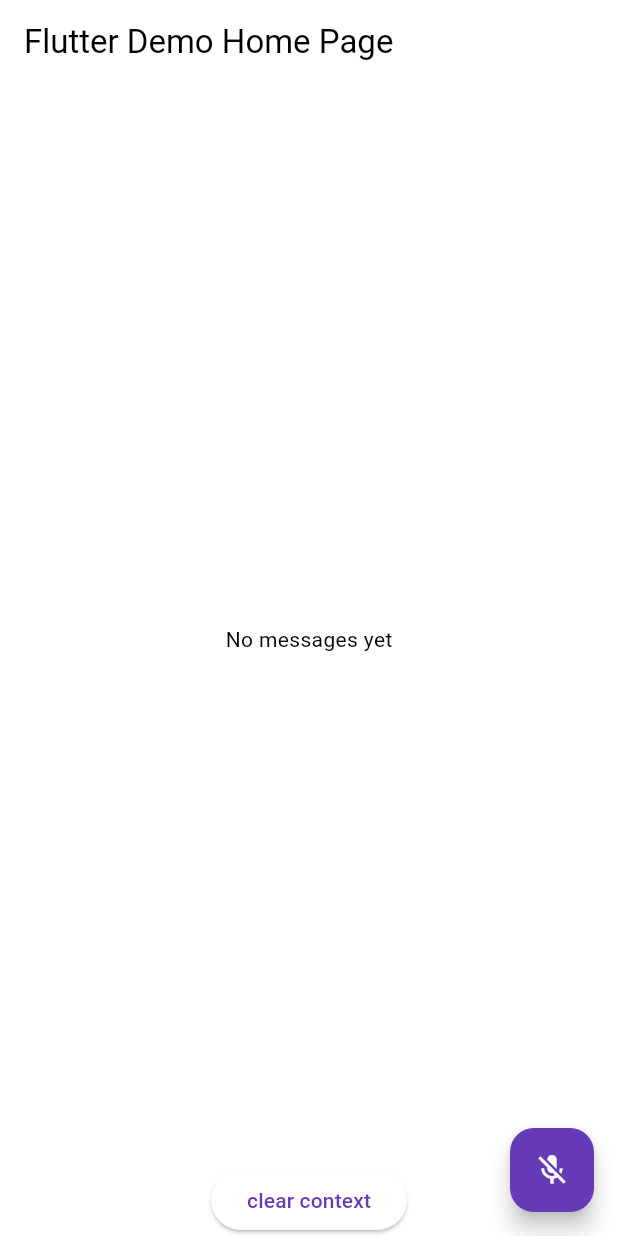
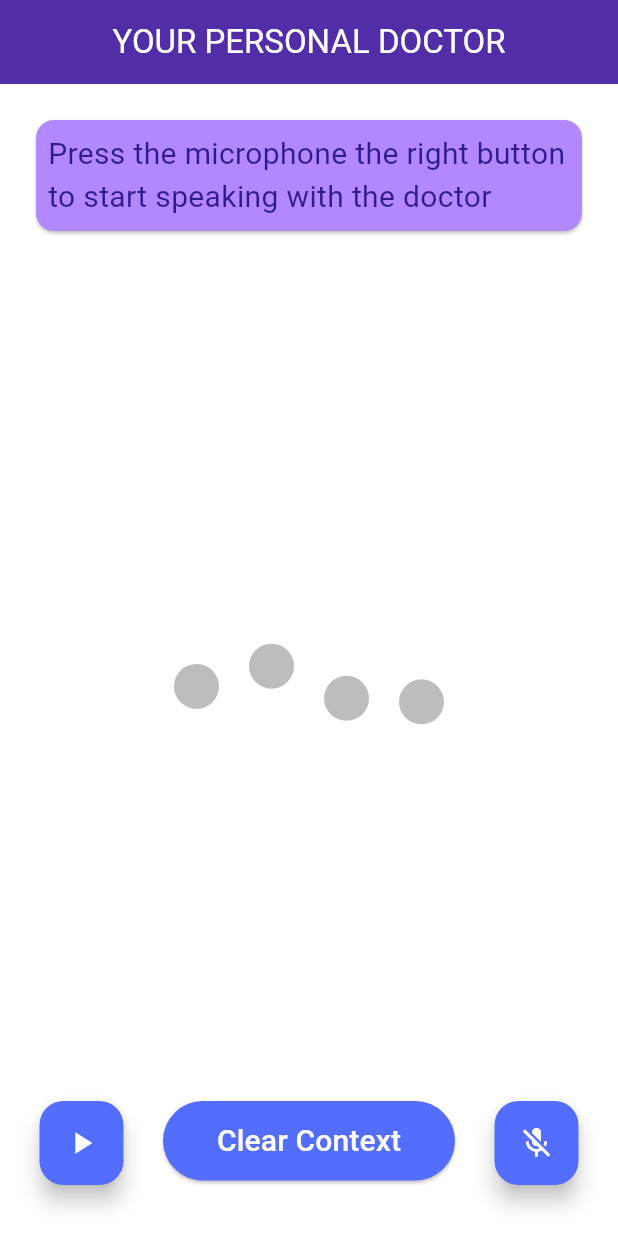
Before and after one commit to alanta335/agent, a Flutter app: the screen it shows after launch, after a tap on the "mic off" icon, on a phone screen of 412 x 824 dp. Run offline on Flutter 3.47's test engine with Material 3 defaults, Android fonts, the phone set to English and light mode, and no system bars; our stand-ins replace dio, flutter_bloc, flutter_dotenv, flutter_tts, speech_to_text.

```diff
--- a/lib/main.dart
+++ b/lib/main.dart
@@ -24,13 +24,16 @@ class MyApp extends StatelessWidget {
       child: BlocProvider(
         create: (context) => MessageBloc(context.read<PromptRepository>()),
         child: MaterialApp(
-          title: 'Flutter Demo',
+          debugShowCheckedModeBanner: false,
+          title: 'Free Doctor',
           theme: ThemeData(
               colorScheme:
                   ColorScheme.fromSwatch(primarySwatch: Colors.deepPurple),
-            // Note: useMaterial3 is deprecated
-          ),
-          home: const MyHomePage(title: 'Flutter Demo Home Page'),
+              appBarTheme: const AppBarTheme(
+                  color: Color.fromRGBO(81, 45, 168, 1),
+                  centerTitle: true,
+                  foregroundColor: Colors.white)),
+          home: const MyHomePage(title: 'YOUR PERSONAL DOCTOR'),
         ),
       ),
     );
@@ -51,7 +54,9 @@ class _MyHomePageState extends State<MyHomePage> with TickerProviderStateMixin {
 
   final SpeechToText _speechToText = SpeechToText();
   bool _speechEnabled = false;
+  bool _isTalking = false;
   String _lastWords = '';
+  String _spokenWords = "";
 
   late final List<AnimationController> _animationControllers;
   late final List<Animatable<Offset>> _animations;
@@ -71,7 +76,6 @@ class _MyHomePageState extends State<MyHomePage> with TickerProviderStateMixin {
   }
 
   void _startListening() async {
-    //_stop();
     await _speechToText.listen(
       onResult: _onSpeechResult,
       listenFor: const Duration(minutes: 1),
@@ -80,7 +84,6 @@ class _MyHomePageState extends State<MyHomePage> with TickerProviderStateMixin {
   }
 
   void _stopListening() async {
-    //_stop();
     await _speechToText.stop();
     setState(() {});
   }
@@ -93,11 +96,22 @@ class _MyHomePageState extends State<MyHomePage> with TickerProviderStateMixin {
   }
 
   void _speak(String text) async {
+    if (text != _spokenWords) {
       await _flutterTts.speak(text);
+      setState(() {
+        _spokenWords = text;
+        _isTalking = true;
+      });
+    }
   }
 
   void _stop() async {
+    if (_isTalking) {
       await _flutterTts.stop();
+      setState(() {
+        _isTalking = false;
+      });
+    }
   }
 
   void _initSetting() async {
@@ -148,7 +162,28 @@ class _MyHomePageState extends State<MyHomePage> with TickerProviderStateMixin {
       ),
       body: Column(
         children: [
-          Text(_lastWords),
+          Padding(
+            padding: const EdgeInsets.all(20.0),
+            child: Card(
+              color: Colors.deepPurpleAccent.shade100,
+              child: Padding(
+                padding: const EdgeInsets.all(8.0),
+                child: _speechToText.isListening
+                    ? Text(
+                        "Speak in to the microphone",
+                        style: TextStyle(
+                            color: Colors.deepPurple.shade900, fontSize: 20),
+                      )
+                    : Text(
+                        "Press the microphone the right button to start speaking with the doctor",
+                        style: TextStyle(
+                          color: Colors.deepPurple.shade900,
+                          fontSize: 20,
+                        ),
+                      ),
+              ),
+            ),
+          ),
           Expanded(
             child: Center(
               child: BlocBuilder<MessageBloc, MessageState>(
@@ -164,11 +199,19 @@ class _MyHomePageState extends State<MyHomePage> with TickerProviderStateMixin {
                             return _animationControllers[index]
                                 .drive(animatable);
                           }).toList(),
-                          color: const Color.fromARGB(255, 255, 0, 0));
+                          color: const Color.fromRGBO(83, 109, 254, 1));
                     } else {
-                      return const Text("No messages yet!");
+                      return LoadingWidget(
+                          offsetAnimations:
+                              _animations.asMap().entries.map((entry) {
+                            final index = entry.key;
+                            final animatable = entry.value;
+                            return _animationControllers[index]
+                                .drive(animatable);
+                          }).toList(),
+                          color: const Color.fromRGBO(189, 189, 189, 1));
                     }
-                  } else if (state is MessageLoading) {
+                  } else if (state is MessageFailure) {
                     return LoadingWidget(
                         offsetAnimations:
                             _animations.asMap().entries.map((entry) {
@@ -176,25 +219,57 @@ class _MyHomePageState extends State<MyHomePage> with TickerProviderStateMixin {
                           final animatable = entry.value;
                           return _animationControllers[index].drive(animatable);
                         }).toList(),
-                        color: const Color.fromARGB(255, 255, 255, 255));
-                  } else if (state is MessageFailure) {
-                    return Center(child: Text('Error: ${state.error}'));
+                        color: const Color.fromARGB(255, 255, 0, 0));
                   } else {
-                    return const Center(child: Text('No messages yet'));
+                    return LoadingWidget(
+                        offsetAnimations:
+                            _animations.asMap().entries.map((entry) {
+                          final index = entry.key;
+                          final animatable = entry.value;
+                          return _animationControllers[index].drive(animatable);
+                        }).toList(),
+                        color: const Color.fromRGBO(189, 189, 189, 1));
                   }
                 },
               ),
             ),
           ),
+          SizedBox(
+            height: 90,
+            child: Row(
+              mainAxisAlignment: MainAxisAlignment.spaceEvenly,
+              crossAxisAlignment: CrossAxisAlignment.start,
+              children: [
+                FloatingActionButton(
+                  onPressed: () => {
+                    if (_isTalking) {_stop()}
+                  },
+                  tooltip: 'Speaking',
+                  backgroundColor: const Color.fromRGBO(83, 109, 254, 1),
+                  child: Icon(_isTalking ? Icons.stop : Icons.play_arrow),
+                ),
                 ElevatedButton(
-              onPressed: () => context.read<MessageBloc>().add(MessageClear()),
-              child: const Text("clear context"))
-        ],
+                  onPressed: () =>
+                      context.read<MessageBloc>().add(MessageClear()),
+                  style: const ButtonStyle(
+                      backgroundColor: WidgetStatePropertyAll(
+                          Color.fromRGBO(83, 109, 254, 1)),
+                      foregroundColor: WidgetStatePropertyAll(Colors.white)),
+                  child: const Padding(
+                    padding: EdgeInsets.all(12.0),
+                    child: Text(
+                      "Clear Context",
+                      style: TextStyle(fontSize: 20),
                     ),
-      floatingActionButton: FloatingActionButton(
+                  ),
+                ),
+                FloatingActionButton(
                   onPressed: _speechEnabled
                       ? () {
                           if (!_speechToText.isListening) {
+                            setState(() {
+                              _isTalking = false;
+                            });
                             _startListening();
                           } else {
                             _stopListening();
@@ -202,7 +277,14 @@ class _MyHomePageState extends State<MyHomePage> with TickerProviderStateMixin {
                         }
                       : null,
                   tooltip: 'Listen',
-        child: Icon(_speechToText.isNotListening ? Icons.mic_off : Icons.mic),
+                  backgroundColor: const Color.fromRGBO(83, 109, 254, 1),
+                  child: Icon(
+                      _speechToText.isNotListening ? Icons.mic_off : Icons.mic),
+                ),
+              ],
+            ),
+          )
+        ],
       ),
     );
   }
```
Also changed, not shown: 6 other files. Lines whose indentation alone changed are shown as unchanged.
